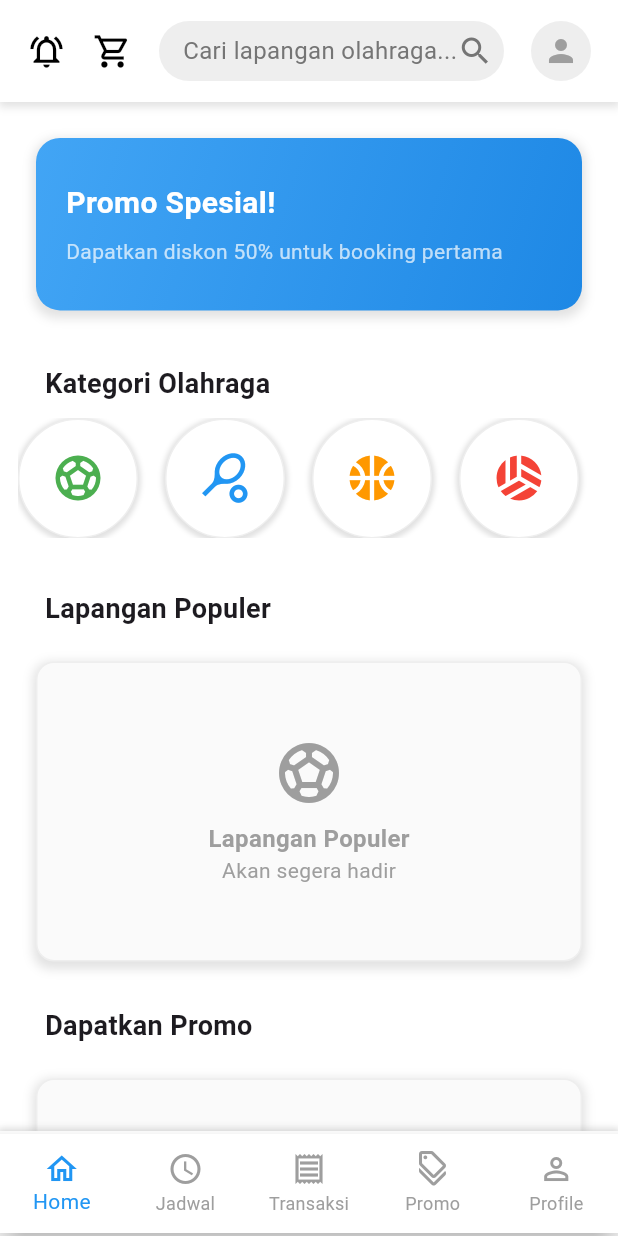
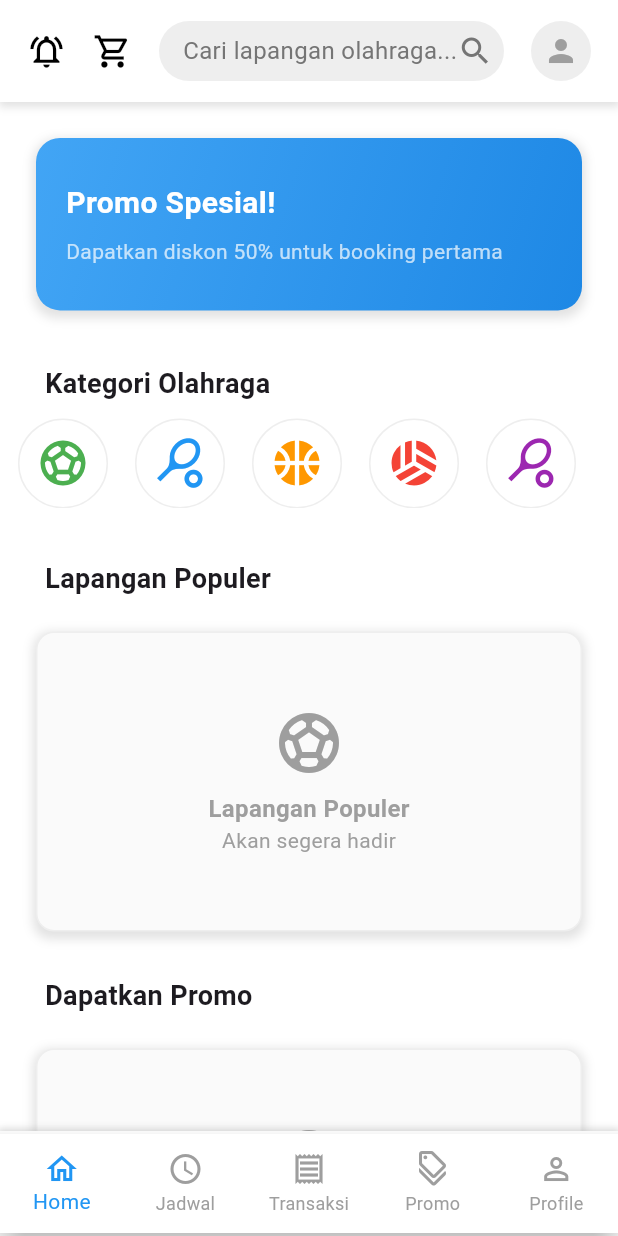
Before and after one commit to yudha556/GoField, a Flutter app: the UserHomePage screen opened by its route, on a phone screen of 412 x 824 dp. Run offline on Flutter 3.47's test engine with Material 3 defaults, Android fonts, the phone set to English and light mode, and no system bars; our stand-ins replace flutter_dotenv, flutter_svg, go_router.

Commit message:
benerin home page

```diff
--- a/lib/app/views/user/app/home/page.dart
+++ b/lib/app/views/user/app/home/page.dart
@@ -117,7 +117,7 @@ class HomeContent extends StatelessWidget {
                   Container(
                     padding: EdgeInsets.symmetric(horizontal: 0),
                     child: SizedBox(
-                      height: 80,
+                      height: 60,
                       width: double.infinity,
                       child: ListView(
                         scrollDirection: Axis.horizontal,
@@ -259,20 +259,20 @@ class HomeContent extends StatelessWidget {
           // Navigator.pushNamed(context, AppRoutes.userListPage);
         },
         child: Container(
-          width: 80,
+          width: 60,
           margin: const EdgeInsets.only(right: 18),
           decoration: BoxDecoration(
             color: Colors.white,
             borderRadius: BorderRadius.circular(50),
             border: Border.all(color: Colors.grey.shade200),
-            boxShadow: [
-              BoxShadow(
-                color: Colors.grey.withOpacity(0.3),
-                spreadRadius: 2,
-                blurRadius: 2,
-                offset: const Offset(0, 1),
-              ),
-            ],
+            // boxShadow: [
+            //   BoxShadow(
+            //     color: Colors.grey.withOpacity(0.3),
+            //     spreadRadius: 2,
+            //     blurRadius: 2,
+            //     offset: const Offset(0, 1),
+            //   ),
+            // ],
           ),
           child: Column(
             mainAxisAlignment: MainAxisAlignment.center,
```
